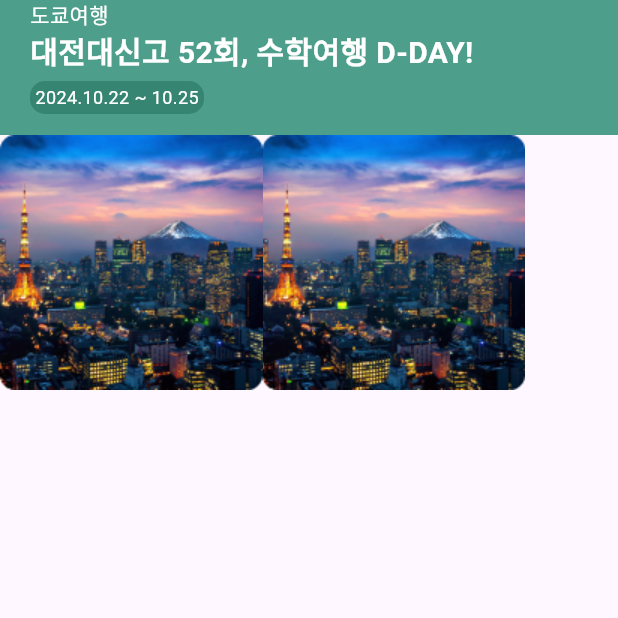
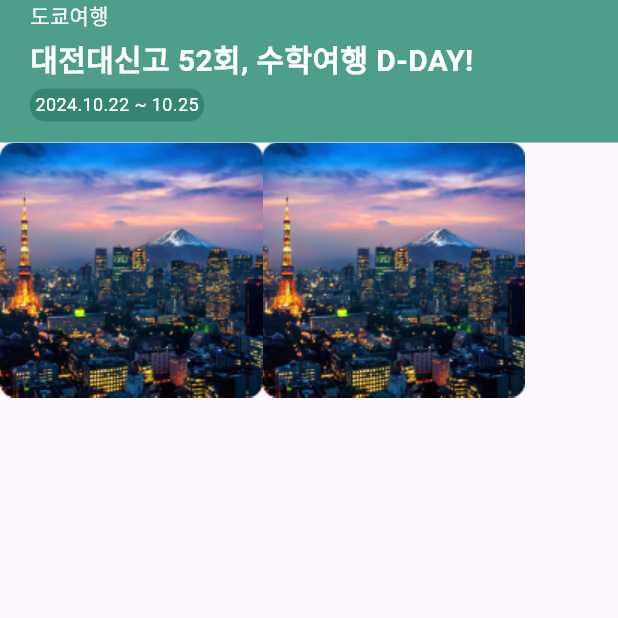
Before and after one commit to Popoisthebest/school_trip_app, a Flutter app: the MainScreen screen opened directly, on a phone screen of 412 x 824 dp, the top half of it. Run offline on Flutter 3.47's test engine with Material 3 defaults, Android fonts, the phone set to English and light mode, and no system bars; our stand-ins replace connectivity_plus, flutter_svg, google_maps_flutter; Roboto replaces fonts that are missing (Ownglyph okticon).

Commit message:
[fix] 글자 스타일 수정 및 BottomNavBar 높이 수정

```diff
--- a/lib/screens/main_screens/main_screen.dart
+++ b/lib/screens/main_screens/main_screen.dart
@@ -24,27 +24,25 @@ class _MainScreenState extends State<MainScreen> {
                   crossAxisAlignment: CrossAxisAlignment.start,
                   children: [
                     const Text(
-                      "도쿄여행",
+                      '도쿄여행',
                       style: TextStyle(
-                        fontFamily: "Ownglyph okticon",
+                        color: Colors.white,
                         fontSize: 14,
+                        fontFamily: 'Ownglyph okticon',
                         fontWeight: FontWeight.w400,
-                        color: Colors.white,
-                        height: 18 / 14,
+                        height: 0,
                       ),
-                      textAlign: TextAlign.left,
                     ),
                     const SizedBox(height: 3),
                     const Text(
-                      "대전대신고 52회, 수학여행 D-DAY!",
+                      '대전대신고 52회, 수학여행 D-DAY!',
                       style: TextStyle(
-                        fontFamily: "Ownglyph okticon",
+                        color: Colors.white,
                         fontSize: 20,
+                        fontFamily: 'Ownglyph okticon',
                         fontWeight: FontWeight.w700,
-                        color: Colors.white,
-                        height: 26 / 20,
+                        height: 0,
                       ),
-                      textAlign: TextAlign.left,
                     ),
                     const SizedBox(height: 5),
                     Container(
```
Also changed, not shown: lib/screens/component/common_layout.dart (+6 -9 lines).
